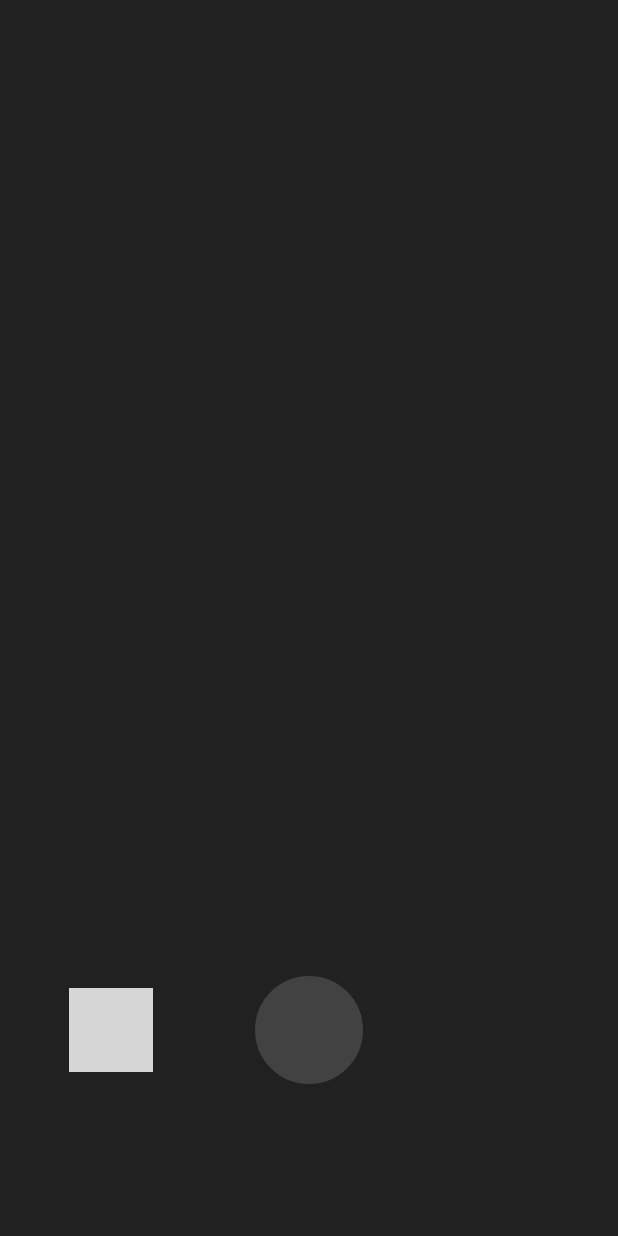
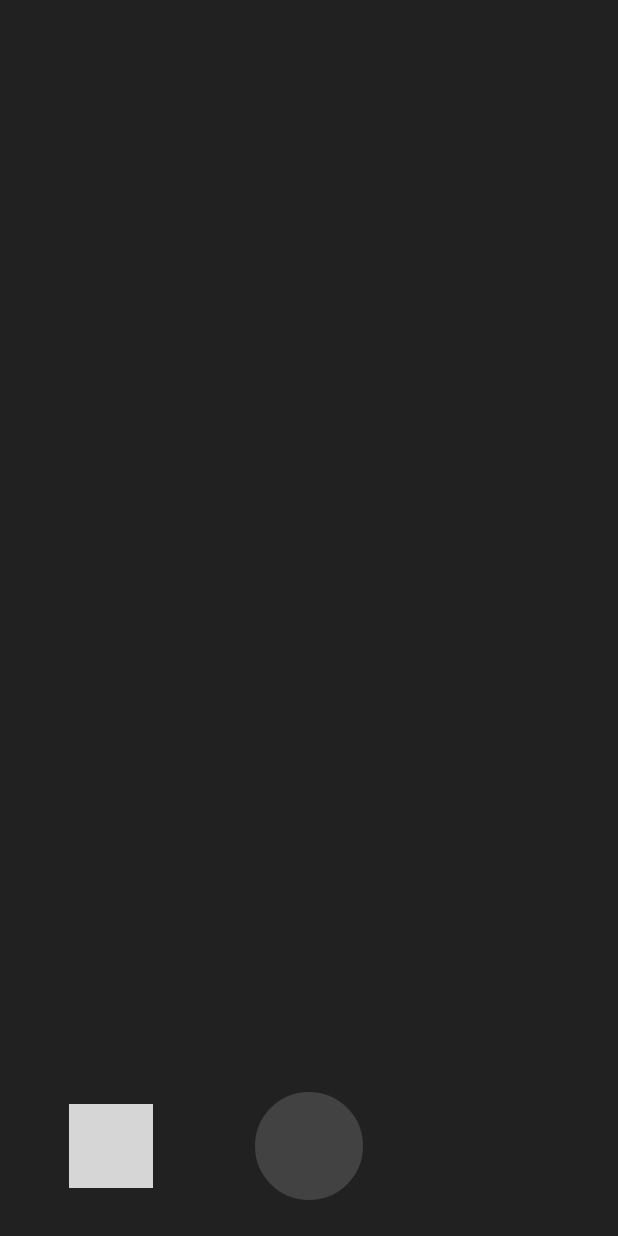
Before and after one commit to heytherewill/starck, an Android app: the screen it shows after launch (MainActivity), after a tap on an icon or button, on a phone screen of 412 x 824 dp. Run offline under Robolectric (Android 15) with nearby library versions, the phone set to English and light mode, and no system bars.

Commit message:
:art: Improve showing of camera settings

```diff
--- a/app/src/main/java/com/heytherewill/starck/MainActivity.kt
+++ b/app/src/main/java/com/heytherewill/starck/MainActivity.kt
@@ -2,9 +2,6 @@ package com.heytherewill.starck
 
 import android.os.Bundle
 import androidx.appcompat.app.AppCompatActivity
-import com.heytherewill.starck.camera.CameraFragment
-import com.heytherewill.starck.extensions.startImmersiveMode
-import kotlinx.android.synthetic.main.activity_main.*
 
 
 class MainActivity : AppCompatActivity() {
--- a/app/src/main/java/com/heytherewill/starck/camera/CameraFragment.kt
+++ b/app/src/main/java/com/heytherewill/starck/camera/CameraFragment.kt
@@ -26,7 +26,11 @@ class CameraFragment : Fragment(), CameraController.CameraControllerListener {
     private lateinit var viewModel: CameraViewModel
     private lateinit var cameraController: CameraController
 
-    override fun onCreateView(inflater: LayoutInflater, container: ViewGroup?, savedInstanceState: Bundle?): View? =
+    override fun onCreateView(
+        inflater: LayoutInflater,
+        container: ViewGroup?,
+        savedInstanceState: Bundle?
+    ): View? =
         inflater.inflate(R.layout.fragment_camera, container, false)
 
     override fun onViewCreated(view: View, savedInstanceState: Bundle?) {
@@ -39,8 +43,12 @@ class CameraFragment : Fragment(), CameraController.CameraControllerListener {
 
         viewModel.aperture.observe(this, Observer { cameraController.aperture = it })
         viewModel.shutterSpeed.observe(this, Observer { cameraController.shutterSpeed = it })
-        viewModel.sensorSensitivity.observe(this, Observer { cameraController.sensorSensitivity = it })
-        viewModel.numberOfPictures.observe(this, Observer { cameraController.numberOfPictures = it })
+        viewModel.sensorSensitivity.observe(
+            this,
+            Observer { cameraController.sensorSensitivity = it })
+        viewModel.numberOfPictures.observe(
+            this,
+            Observer { cameraController.numberOfPictures = it })
 
         cameraShutter.setOnClickListener {
 
@@ -52,10 +60,10 @@ class CameraFragment : Fragment(), CameraController.CameraControllerListener {
             }
         }
 
-        arrow.setOnClickListener {
-            CameraSettingsFragment()
-                .show(requireActivity().supportFragmentManager, "BottomSheet")
+        val settingsViewHeight = lazy {
+            childFragmentManager.findFragmentById(R.id.cameraSettings)?.view?.height ?: 0
         }
+        shutterControls.setupSlidingTouchListener(0, settingsViewHeight)
     }
 
     override fun onResume() {
@@ -69,7 +77,10 @@ class CameraFragment : Fragment(), CameraController.CameraControllerListener {
         if (cameraPreview.isAvailable) {
             openCameraIfPossible()
         } else {
-            cameraPreview.setupListener(this::openCameraIfPossible, cameraController::configureTransform)
+            cameraPreview.setupListener(
+                this::openCameraIfPossible,
+                cameraController::configureTransform
+            )
         }
 
         cameraShutter.startImmersiveMode()
@@ -83,7 +94,10 @@ class CameraFragment : Fragment(), CameraController.CameraControllerListener {
     override fun onConfigurationChanged(newConfig: Configuration) {
         super.onConfigurationChanged(newConfig)
 
-        cameraController.configureTransform(cameraPreview.measuredWidth, cameraPreview.measuredHeight)
+        cameraController.configureTransform(
+            cameraPreview.measuredWidth,
+            cameraPreview.measuredHeight
+        )
     }
 
     private fun openCameraIfPossible() {
--- a/app/src/main/java/com/heytherewill/starck/camera/CameraPreviewTextureView.kt
+++ b/app/src/main/java/com/heytherewill/starck/camera/CameraPreviewTextureView.kt
@@ -19,7 +19,8 @@ class CameraPreviewTextureView @JvmOverloads constructor(
         onSurfaceTextureSizeChanged: (width: Int, height: Int) -> Unit
     ) {
 
-        surfaceTextureListener = CameraPreviewTextureListener(onSurfaceTextureAvailable, onSurfaceTextureSizeChanged)
+        surfaceTextureListener =
+            CameraPreviewTextureListener(onSurfaceTextureAvailable, onSurfaceTextureSizeChanged)
 
     }
 
--- a/app/src/main/java/com/heytherewill/starck/camera/CameraSettingsFragment.kt
+++ b/app/src/main/java/com/heytherewill/starck/camera/CameraSettingsFragment.kt
@@ -8,20 +8,23 @@ import android.widget.ImageView
 import android.widget.SeekBar
 import android.widget.TextView
 import androidx.core.view.isVisible
+import androidx.fragment.app.Fragment
 import androidx.lifecycle.Observer
 import androidx.lifecycle.ViewModelProviders
-import com.google.android.material.bottomsheet.BottomSheetDialogFragment
 import com.heytherewill.starck.R
 import com.heytherewill.starck.extensions.nanosToSeconds
 import com.heytherewill.starck.extensions.onProgressChangedListener
-import com.heytherewill.starck.extensions.startImmersiveMode
 import kotlinx.android.synthetic.main.fragment_camera_options_bottom_sheet.*
 
-class CameraSettingsFragment : BottomSheetDialogFragment() {
+class CameraSettingsFragment : Fragment() {
 
     private lateinit var viewModel: CameraViewModel
 
-    override fun onCreateView(inflater: LayoutInflater, container: ViewGroup?, savedInstanceState: Bundle?): View? =
+    override fun onCreateView(
+        inflater: LayoutInflater,
+        container: ViewGroup?,
+        savedInstanceState: Bundle?
+    ): View? =
         inflater.inflate(R.layout.fragment_camera_options_bottom_sheet, container, false)
 
     override fun onViewCreated(view: View, savedInstanceState: Bundle?) {
@@ -30,12 +33,23 @@ class CameraSettingsFragment : BottomSheetDialogFragment() {
         viewModel = ViewModelProviders.of(requireActivity()).get(CameraViewModel::class.java)
 
         val sensorSensitivityUiComponents =
-            CameraOptionUiComponents(sensorSensitivityIcon, sensorSensitivitySeekBar, sensorSensitivityText)
-        val apertureUiComponents = CameraOptionUiComponents(apertureIcon, apertureSeekBar, apertureText)
-        val shutterSpeedUiComponents = CameraOptionUiComponents(shutterSpeedIcon, shutterSpeedSeekBar, shutterSpeedText)
+            CameraOptionUiComponents(
+                sensorSensitivityIcon,
+                sensorSensitivitySeekBar,
+                sensorSensitivityText
+            )
+        val apertureUiComponents =
+            CameraOptionUiComponents(apertureIcon, apertureSeekBar, apertureText)
+        val shutterSpeedUiComponents =
+            CameraOptionUiComponents(shutterSpeedIcon, shutterSpeedSeekBar, shutterSpeedText)
         val numberOfPicturesUiComponents =
-            CameraOptionUiComponents(numberOfPicturesIcon, numberOfPictureSeekBar, numberOfPicturesText)
-        val timerUiComponents = CameraOptionUiComponents(timerDelayIcon, timerDelaySeekBar, timerDelayText)
+            CameraOptionUiComponents(
+                numberOfPicturesIcon,
+                numberOfPictureSeekBar,
+                numberOfPicturesText
+            )
+        val timerUiComponents =
+            CameraOptionUiComponents(timerDelayIcon, timerDelaySeekBar, timerDelayText)
 
         viewModel.validSensorSensitivities.observe(
             this,
@@ -48,12 +62,20 @@ class CameraSettingsFragment : BottomSheetDialogFragment() {
 
         viewModel.validShutterSpeeds.observe(
             this,
-            valueListObserver(shutterSpeedUiComponents, viewModel.shutterSpeed.value, viewModel::setShutterSpeed)
+            valueListObserver(
+                shutterSpeedUiComponents,
+                viewModel.shutterSpeed.value,
+                viewModel::setShutterSpeed
+            )
         )
 
         viewModel.validApertures.observe(
             this,
-            valueListObserver(apertureUiComponents, viewModel.aperture.value, viewModel::setAperture)
+            valueListObserver(
+                apertureUiComponents,
+                viewModel.aperture.value,
+                viewModel::setAperture
+            )
         )
 
         viewModel.validNumberOfPictures.observe(
@@ -67,18 +89,33 @@ class CameraSettingsFragment : BottomSheetDialogFragment() {
 
         viewModel.validTimerDelays.observe(
             this,
-            valueListObserver(timerUiComponents, viewModel.timerDelay.value, viewModel::setTimerDelay)
+            valueListObserver(
+                timerUiComponents,
+                viewModel.timerDelay.value,
+                viewModel::setTimerDelay
+            )
         )
 
-        viewModel.sensorSensitivity.observe(this, Observer { sensorSensitivityText.text = it.toString() })
+        viewModel.sensorSensitivity.observe(
+            this,
+            Observer { sensorSensitivityText.text = it.toString() })
         viewModel.shutterSpeed.observe(
             this,
-            Observer { shutterSpeedText.text = getString(R.string.formatted_seconds, it.nanosToSeconds()) })
-        viewModel.aperture.observe(this, Observer { apertureText.text = getString(R.string.f_number, it) })
-        viewModel.numberOfPictures.observe(this, Observer { numberOfPicturesText.text = it.toString() })
+            Observer {
+                shutterSpeedText.text = getString(R.string.formatted_seconds, it.nanosToSeconds())
+            })
+        viewModel.aperture.observe(
+            this,
+            Observer { apertureText.text = getString(R.string.f_number, it) })
+        viewModel.numberOfPictures.observe(
+            this,
+            Observer { numberOfPicturesText.text = it.toString() })
         viewModel.timerDelay.observe(this, Observer { timer ->
             timerDelayText.text =
-                if (timer == 0) getString(R.string.off) else getString(R.string.formatted_integer_seconds, timer)
+                if (timer == 0) getString(R.string.off) else getString(
+                    R.string.formatted_integer_seconds,
+                    timer
+                )
         })
     }
 
--- /dev/null
+++ b/app/src/main/java/com/heytherewill/starck/camera/CameraSettingsSlideTouchListener.kt
@@ -0,0 +1,78 @@
+package com.heytherewill.starck.camera
+
+import android.view.GestureDetector
+import android.view.MotionEvent
+import android.view.View
+import android.view.ViewGroup
+import com.heytherewill.starck.extensions.clamp
+
+class SlideGestureListener(
+    private val view: View,
+    private val minMargin: Int,
+    private val maxMargin: Lazy<Int>
+) : GestureDetector.SimpleOnGestureListener() {
+
+    private var currentDirection: Direction = Direction.None
+
+    override fun onFling(
+        e1: MotionEvent?,
+        e2: MotionEvent?,
+        velocityX: Float,
+        velocityY: Float
+    ): Boolean {
+
+        val flingDirection = if (velocityY < 0) Direction.Up else Direction.Down
+
+        if (flingDirection != currentDirection)
+            return super.onFling(e1, e2, velocityX, velocityY)
+
+        view.layoutParams = view.layoutParams
+            .let { it as ViewGroup.MarginLayoutParams }
+            .apply {
+                bottomMargin = if (flingDirection == Direction.Up) maxMargin.value else minMargin
+            }
+
+        return super.onFling(e1, e2, velocityX, velocityY)
+    }
+
+    override fun onScroll(
+        e1: MotionEvent?,
+        e2: MotionEvent?,
+        distanceX: Float,
+        distanceY: Float
+    ): Boolean {
+
+        val firstY = e1?.y ?: return false
+        val secondY = e2?.y ?: return false
+
+        val deltaY = firstY.minus(secondY).toInt()
+
+        currentDirection = when {
+            deltaY > 0 -> Direction.Up
+            deltaY < 0 -> Direction.Down
+            else -> currentDirection
+        }
+
+        view.layoutParams = view.layoutParams
+            .let { it as ViewGroup.MarginLayoutParams }
+            .apply { bottomMargin = bottomMargin.plus(deltaY).clamp(minMargin, maxMargin.value) }
+
+        return super.onScroll(e1, e2, distanceX, distanceY)
+    }
+
+    private sealed class Direction {
+        object None : Direction()
+        object Up : Direction()
+        object Down : Direction()
+    }
+}
+
+fun View.setupSlidingTouchListener(minMargin: Int, maxMargin: Lazy<Int>) {
+    val gestureListener = SlideGestureListener(this, minMargin, maxMargin)
+    val gestureRecognizer = GestureDetector(context, gestureListener)
+
+    setOnTouchListener { v, event ->
+        gestureRecognizer.onTouchEvent(event)
+        true
+    }
+}
--- a/app/src/main/java/com/heytherewill/starck/edit/EditAdapter.kt
+++ b/app/src/main/java/com/heytherewill/starck/edit/EditAdapter.kt
@@ -46,7 +46,10 @@ class EditRecyclerAdapter : RecyclerView.Adapter<EditViewHolder>() {
         }
     }
 
-    class StackItemDiffUtilCallback(private val oldItems: List<StackImage>, private val newItems: List<StackImage>) :
+    class StackItemDiffUtilCallback(
+        private val oldItems: List<StackImage>,
+        private val newItems: List<StackImage>
+    ) :
         DiffUtil.Callback() {
 
         override fun getOldListSize() = oldItems.size
--- a/app/src/main/java/com/heytherewill/starck/edit/EditViewModel.kt
+++ b/app/src/main/java/com/heytherewill/starck/edit/EditViewModel.kt
@@ -2,7 +2,7 @@ package com.heytherewill.starck.edit
 
 import androidx.lifecycle.LiveData
 import androidx.lifecycle.MutableLiveData
-import androidx.lifecycle.ViewModel;
+import androidx.lifecycle.ViewModel
 
 class EditViewModel : ViewModel() {
 
--- a/app/src/main/java/com/heytherewill/starck/extensions/ActivityExtensions.kt
+++ b/app/src/main/java/com/heytherewill/starck/extensions/ActivityExtensions.kt
@@ -8,7 +8,10 @@ import androidx.core.app.ActivityCompat
 const val cameraRequestCode = 100
 
 fun Activity.checkCameraPermission(): Boolean =
-    ActivityCompat.checkSelfPermission(this, Manifest.permission.CAMERA) == PackageManager.PERMISSION_GRANTED
+    ActivityCompat.checkSelfPermission(
+        this,
+        Manifest.permission.CAMERA
+    ) == PackageManager.PERMISSION_GRANTED
 
 fun Activity.requestCameraPermission() {
     ActivityCompat.requestPermissions(this, arrayOf(Manifest.permission.CAMERA), cameraRequestCode)
--- a/app/src/main/java/com/heytherewill/starck/extensions/SeekBarExtensions.kt
+++ b/app/src/main/java/com/heytherewill/starck/extensions/SeekBarExtensions.kt
@@ -6,7 +6,8 @@ fun SeekBar.onProgressChangedListener(progressCallback: (Int) -> Unit) {
     setOnSeekBarChangeListener(SeekBarChangeListener(progressCallback))
 }
 
-private class SeekBarChangeListener(private val progressCallback: (Int) -> Unit) : SeekBar.OnSeekBarChangeListener {
+private class SeekBarChangeListener(private val progressCallback: (Int) -> Unit) :
+    SeekBar.OnSeekBarChangeListener {
     override fun onStartTrackingTouch(seekBar: SeekBar?) {}
     override fun onStopTrackingTouch(seekBar: SeekBar?) {}
     override fun onProgressChanged(seekBar: SeekBar?, progress: Int, fromUser: Boolean) {
--- a/app/src/main/res/layout/fragment_camera.xml
+++ b/app/src/main/res/layout/fragment_camera.xml
@@ -1,67 +1,75 @@
 <?xml version="1.0" encoding="utf-8"?>
-<androidx.constraintlayout.widget.ConstraintLayout
-        xmlns:android="http://schemas.android.com/apk/res/android"
+<androidx.constraintlayout.widget.ConstraintLayout xmlns:android="http://schemas.android.com/apk/res/android"
+        xmlns:app="http://schemas.android.com/apk/res-auto"
         xmlns:tools="http://schemas.android.com/tools"
-        xmlns:app="http://schemas.android.com/apk/res-auto"
         android:layout_width="match_parent"
         android:layout_height="match_parent"
         tools:context=".MainActivity">
 
-
     <com.heytherewill.starck.camera.CameraPreviewTextureView
-        android:id="@+id/cameraPreview"
-        android:layout_height="0dp"
-        android:layout_width="match_parent"
-        app:layout_constraintDimensionRatio="3:4"
-        app:layout_constraintTop_toTopOf="parent"
-        app:layout_constraintStart_toStartOf="parent"/>
+            android:id="@+id/cameraPreview"
+            android:layout_width="match_parent"
+            android:layout_height="0dp"
+            app:layout_constraintDimensionRatio="3:4"
+            app:layout_constraintStart_toStartOf="parent"
+            app:layout_constraintTop_toTopOf="parent" />
 
     <RelativeLayout
+            android:id="@+id/shutterControls"
+            android:layout_width="match_parent"
+            android:layout_height="120dp"
             android:background="@color/primaryColor"
-            android:layout_height="0dp"
-            app:layout_constraintTop_toBottomOf="@id/cameraPreview"
-            android:layout_width="match_parent"
             app:layout_constraintBottom_toBottomOf="parent">
 
         <ImageView
                 android:id="@+id/arrow"
-                android:src="@drawable/ic_arrow_down"
+                android:layout_width="56dp"
+                android:layout_height="56dp"
+                android:layout_alignParentStart="true"
                 android:layout_centerVertical="true"
-                android:layout_alignParentStart="true"
+                android:layout_marginStart="46dp"
                 android:rotation="180"
-                android:layout_marginStart="46dp"
-                android:layout_width="56dp"
-                android:layout_height="56dp"/>
+                android:src="@drawable/ic_arrow_down" />
 
         <ImageView
                 android:id="@+id/cameraShutter"
+                android:layout_width="80dp"
+                android:layout_height="80dp"
                 android:layout_centerInParent="true"
-                android:src="@drawable/shutter_button"
-                android:layout_width="80dp"
-                android:layout_height="80dp"/>
+                android:src="@drawable/shutter_button" />
 
     </RelativeLayout>
 
+
+    <fragment
+            android:id="@+id/cameraSettings"
+            android:name="com.heytherewill.starck.camera.CameraSettingsFragment"
+            android:layout_width="match_parent"
+            android:layout_height="wrap_content"
+            app:layout_constraintTop_toBottomOf="@id/shutterControls">
+
+    </fragment>
+
     <View
             android:id="@+id/captureInProgressOverlay"
-            android:visibility="gone"
-            android:background="@android:color/black"
             android:layout_width="match_parent"
             android:layout_height="match_parent"
-            app:layout_constraintTop_toTopOf="parent"
-            app:layout_constraintStart_toStartOf="parent" />
+            android:background="@android:color/black"
+            android:visibility="gone"
+            app:layout_constraintStart_toStartOf="parent"
+            app:layout_constraintTop_toTopOf="parent" />
 
     <TextView
             android:id="@+id/captureInProgressWarning"
-            android:visibility="gone"
-            android:text="@string/dimming_screen_message"
-            android:gravity="center"
-            android:textColor="@android:color/white"
-            android:layout_marginTop="60dp"
             android:layout_width="wrap_content"
             android:layout_height="wrap_content"
-            app:layout_constraintTop_toTopOf="parent"
+            android:layout_marginTop="60dp"
+            android:gravity="center"
+            android:text="@string/dimming_screen_message"
+            android:textColor="@android:color/white"
+            android:visibility="gone"
+            app:layout_constraintEnd_toEndOf="parent"
             app:layout_constraintStart_toStartOf="parent"
-            app:layout_constraintEnd_toEndOf="parent" />
+            app:layout_constraintTop_toTopOf="parent" />
 
 </androidx.constraintlayout.widget.ConstraintLayout>
--- a/build.gradle
+++ b/build.gradle
@@ -9,7 +9,7 @@ buildscript {
     }
     dependencies {
         def nav_version = "2.1.0-rc01"
-        classpath 'com.android.tools.build:gradle:3.4.2'
+        classpath 'com.android.tools.build:gradle:3.5.0'
         classpath "org.jetbrains.kotlin:kotlin-gradle-plugin:$kotlin_version"
         classpath "androidx.navigation:navigation-safe-args-gradle-plugin:$nav_version"
         // NOTE: Do not place your application dependencies here; they belong
```
Also changed, not shown: app/src/main/java/com/heytherewill/starck/camera/CameraController.kt (+19 -6 lines), app/src/main/java/com/heytherewill/starck/camera/CameraViewModel.kt (+10 -1 lines), app/src/main/java/com/heytherewill/starck/edit/EditFragment.kt (+7 -2 lines), app/src/main/java/com/heytherewill/starck/extensions/ViewExtensions.kt (+7 -6 lines), gradle/wrapper/gradle-wrapper.properties.
